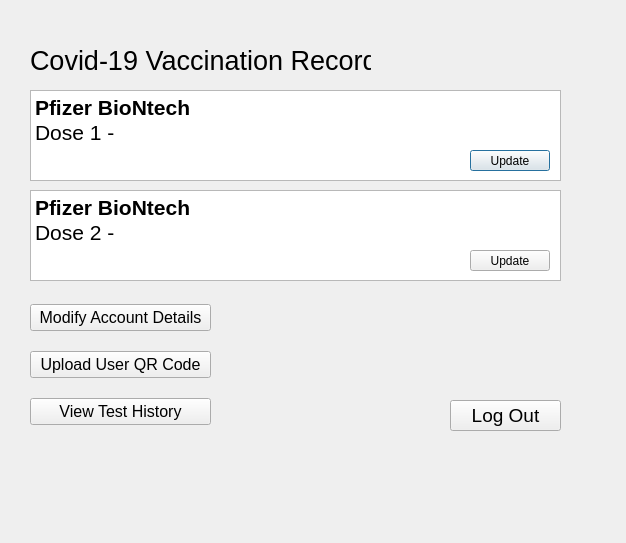
The window that L_A_B_Final_Project/adminmainpage.ui (SourPanda13/106-Group-Assignment) describes before a commit, drawn with Qt 5.
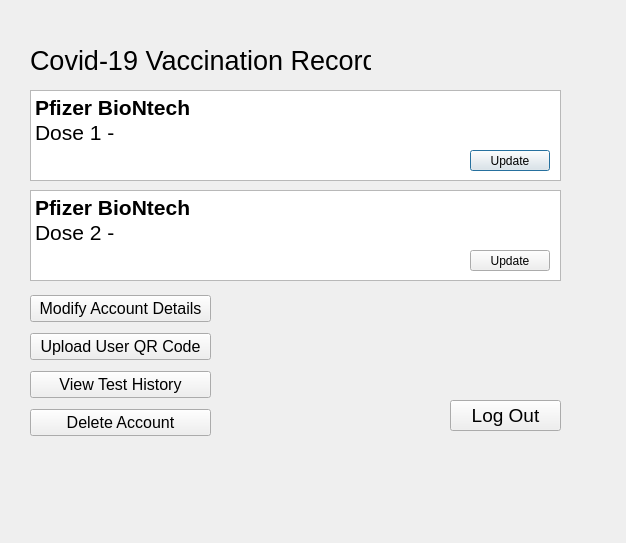
The same window after the commit.

```diff
--- a/L_A_B_Final_Project/adminmainpage.ui
+++ b/L_A_B_Final_Project/adminmainpage.ui
@@ -217,6 +217,18 @@
       </property>
      </widget>
     </item>
+    <item>
+     <widget class="QPushButton" name="GetATest_2">
+      <property name="font">
+       <font>
+        <pointsize>12</pointsize>
+       </font>
+      </property>
+      <property name="text">
+       <string>Delete Account</string>
+      </property>
+     </widget>
+    </item>
    </layout>
   </widget>
   <widget class="QPushButton" name="LogOut_2">
```
